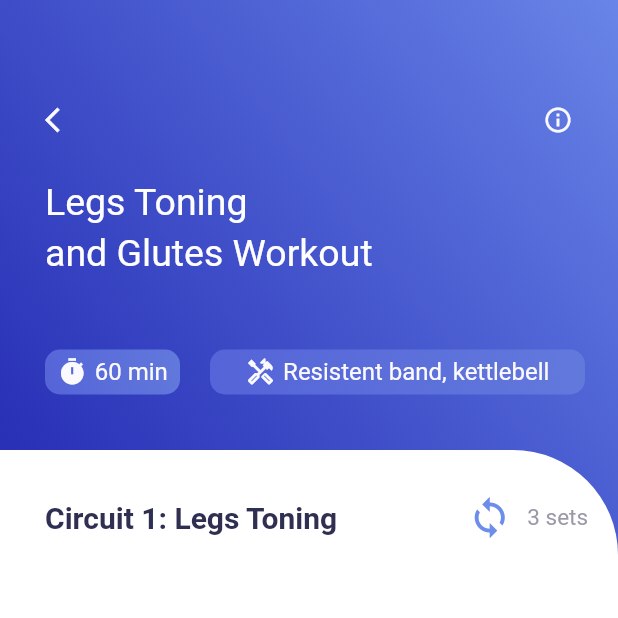
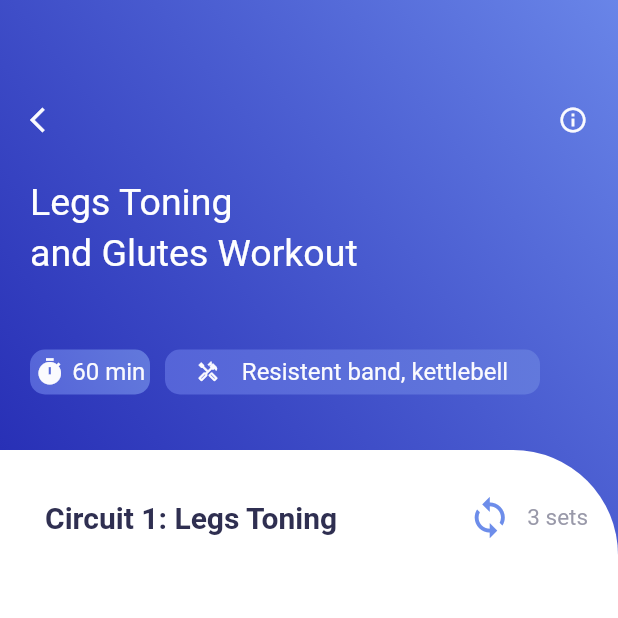
Before and after one commit to Innovanito/flutter-workout-app-, a Flutter app: the VideoInfo screen opened directly, on a phone screen of 412 x 824 dp, the top half of it. Run offline on Flutter 3.47's test engine with Material 2 defaults, Android fonts, the light colour scheme and no system bars; our stand-ins replace get.

Commit message:
overflow error solved!

```diff
--- a/lib/video_info.dart
+++ b/lib/video_info.dart
@@ -45,7 +45,7 @@ class _VideoInfoState extends State<VideoInfo> {
       child: Column(
         children: [
           Container(
-            padding: const EdgeInsets.only(top: 70, left: 30, right: 30),
+            padding: const EdgeInsets.only(top: 70, left: 20, right: 20),
             width: MediaQuery.of(context).size.width,
             height: 300,
             child: Column(
@@ -87,7 +87,7 @@ class _VideoInfoState extends State<VideoInfo> {
                 Row(
                   children: [
                     Container(
-                      width: 90,
+                      width: 80,
                       height: 30,
                       decoration: BoxDecoration(
                         borderRadius: BorderRadius.circular(10),
@@ -121,7 +121,7 @@ class _VideoInfoState extends State<VideoInfo> {
                       ),
                     ),
                     SizedBox(
-                      width: 20,
+                      width: 10,
                     ),
                     Container(
                       width: 250,
@@ -142,11 +142,11 @@ class _VideoInfoState extends State<VideoInfo> {
                         children: [
                           Icon(
                             Icons.handyman_outlined,
-                            size: 20,
+                            size: 15,
                             color: color.AppColor.secondPageIconColor,
                           ),
                           SizedBox(
-                            width: 5,
+                            width: 15,
                           ),
                           Text(
                             "Resistent band, kettlebell",
```
